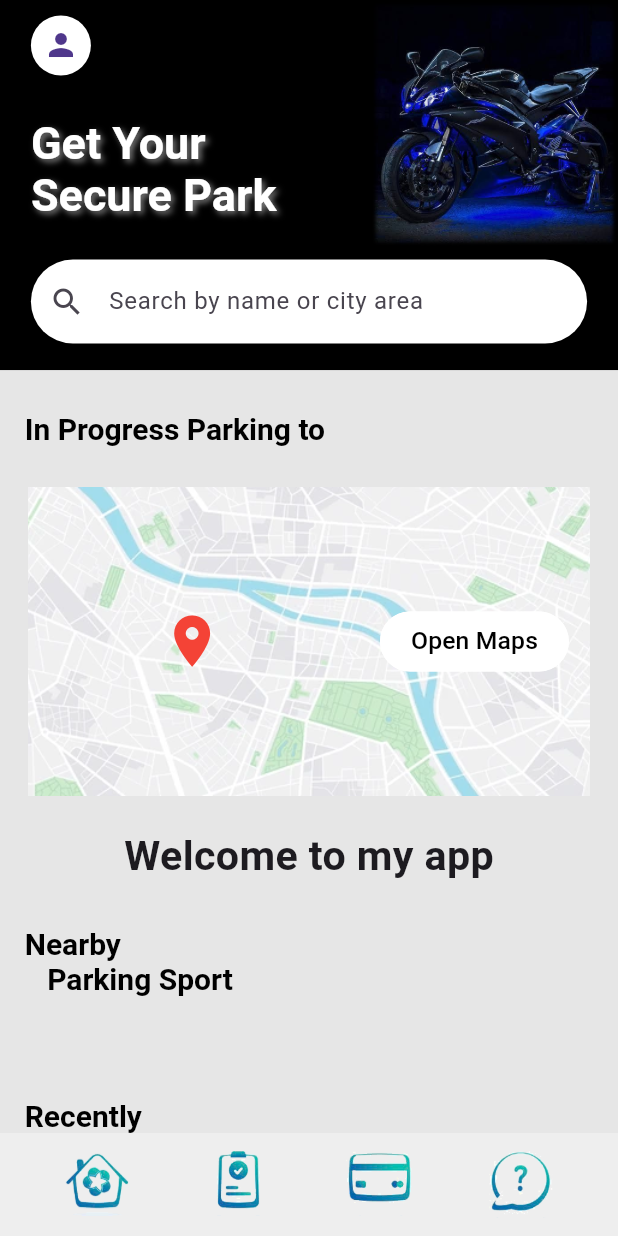
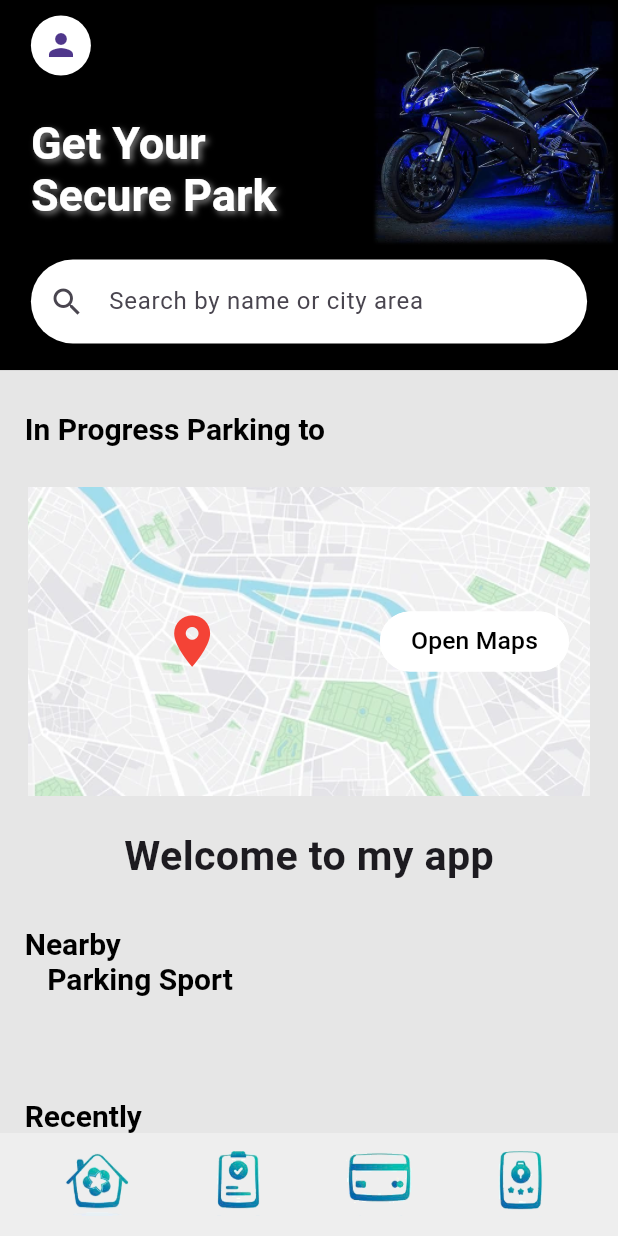
Before and after one commit to congsenpai/parking-app-Bloc, a Flutter app: the HomeScreen screen opened directly with empty values, on a phone screen of 412 x 824 dp. Run offline on Flutter 3.47's test engine with Material 3 defaults, Android fonts, the light colour scheme and no system bars; our stand-ins replace cloud_firestore, firebase_auth, firebase_core, fl_chart, flutter_bloc, flutter_easyloading and 13 more; missing offline and left inert: dart:ffi, flutter_auth_provider, flutter_webview_plugin_ios_android; accounts and stored records are empty; project files that could hold a hidden picture were left out.

Commit message:
build up services footer

```diff
--- a/lib/widget/footer_widget.dart
+++ b/lib/widget/footer_widget.dart
@@ -87,7 +87,7 @@ class footerWidget extends StatelessWidget {
             ),
             IconButton(
               icon: Image.asset(
-                'assets/icons/icon_vip/56.png', // Đường dẫn đến ảnh của bạn
+                'assets/icons/icon_vip/31.png', // Đường dẫn đến ảnh của bạn
                 width: 45, // Kích thước icon
                 height: 45,
               ),
```
